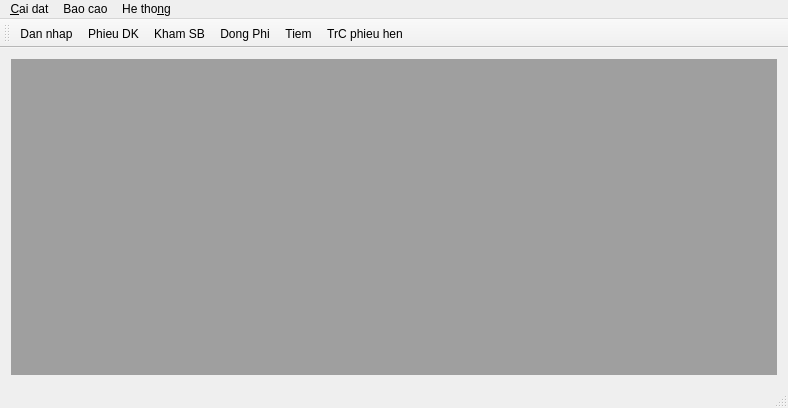
Before: the Qt Designer form mainwindow.ui in xdien/tcmr, drawn with Qt 5.
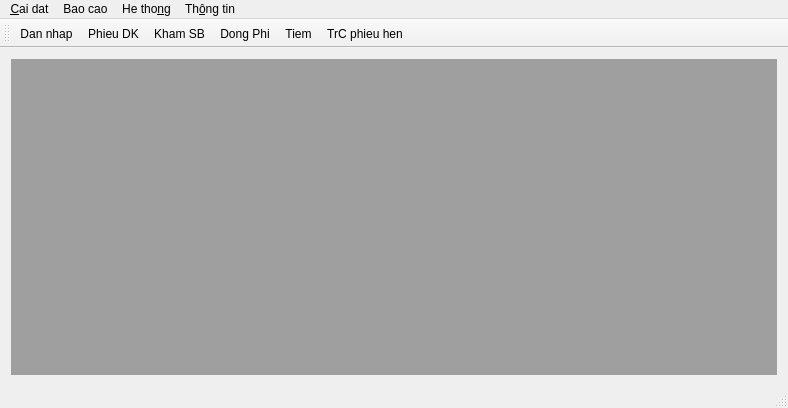
After: the same form once the commit is applied.

The edit to the form file:
```diff
--- a/mainwindow.ui
+++ b/mainwindow.ui
@@ -51,9 +51,16 @@
     <addaction name="actionQL_Chuc_Vu"/>
     <addaction name="actionNhap_thuoc"/>
    </widget>
+   <widget class="QMenu" name="menuTh_ng_tin">
+    <property name="title">
+     <string>Th&amp;ông tin</string>
+    </property>
+    <addaction name="actionAbout_Qt"/>
+   </widget>
    <addaction name="menuCai_dat"/>
    <addaction name="menuBao_cao"/>
    <addaction name="menuHe_thong"/>
+   <addaction name="menuTh_ng_tin"/>
   </widget>
   <widget class="QStatusBar" name="statusBar"/>
   <widget class="QToolBar" name="toolBar">
```
Left out of the diff: 7 changed lines with no effect on the pictures.
